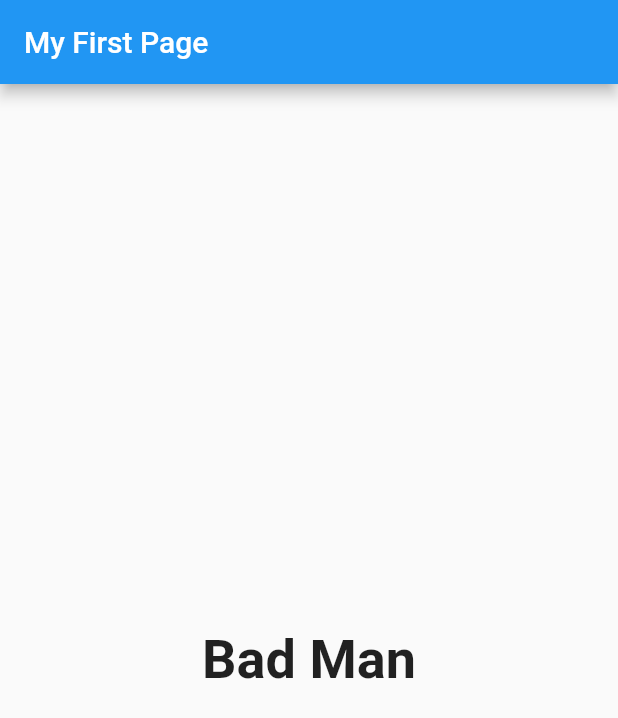
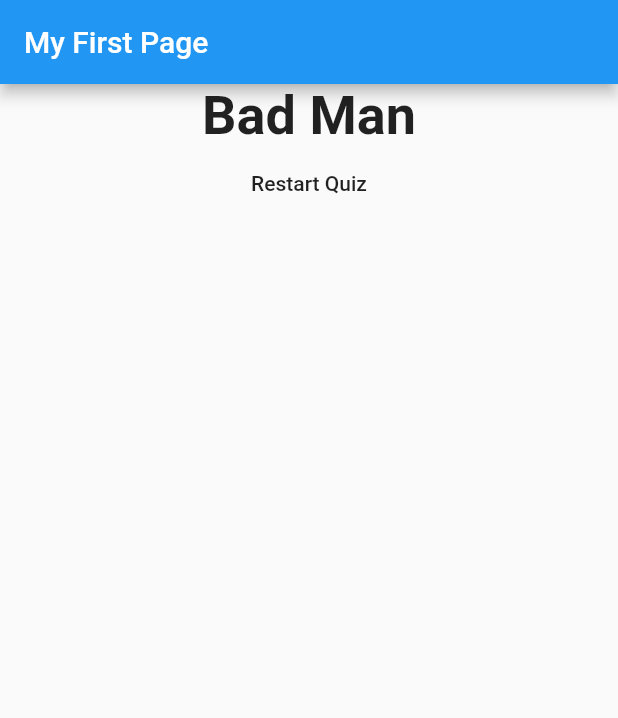
Before and after one commit to KaanHGunay/flutterLearning, a Flutter app: the screen it shows after launch, after a tap on "Black", after a tap on "Dog", after a tap on "We", on a phone screen of 412 x 824 dp. Shown: the top 718 px of the screen. Run offline on Flutter 3.47's test engine with Material 2 defaults, Android fonts, the phone set to English and light mode, and no system bars.

Commit message:
Reset Quiz

```diff
--- a/lib/main.dart
+++ b/lib/main.dart
@@ -43,6 +43,13 @@ class _MyAppState extends State<MyApp> {
   int _questionIndex = 0;
   int _totalScore = 0;
 
+  void _resetQuiz(){
+    setState(() {
+      this._questionIndex = 0;
+      this._totalScore = 0;
+    });
+  }
+
   void _answerQuestion(int score) {
 
     _totalScore += score;
@@ -63,7 +70,7 @@ class _MyAppState extends State<MyApp> {
                 questions: this.questions,
                 questionIndex: this._questionIndex,
                 answerQuestion: this._answerQuestion)
-          : Result(_totalScore),
+            : Result(_totalScore, this._resetQuiz),
     ));
   }
 }
--- a/lib/result.dart
+++ b/lib/result.dart
@@ -2,8 +2,9 @@ import 'package:flutter/material.dart';
 
 class Result extends StatelessWidget {
   final int resultScore;
+  final Function resetQuiz;
 
-  Result(this.resultScore);
+  Result(this.resultScore, this.resetQuiz);
 
   String get resultPhrase {
     String resultText;
@@ -23,12 +24,19 @@ class Result extends StatelessWidget {
 
   @override
   Widget build(BuildContext context) {
-    return Center(
-      child: Text(
-        resultPhrase,
-        style: TextStyle(fontSize: 36, fontWeight: FontWeight.bold),
-        textAlign: TextAlign.center,
-      ),
+    return Column(
+      children: <Widget>[
+        Center(
+            child: Text(
+          resultPhrase,
+          style: TextStyle(fontSize: 36, fontWeight: FontWeight.bold),
+          textAlign: TextAlign.center,
+        )),
+        FlatButton(
+          child: Text('Restart Quiz'),
+          onPressed: resetQuiz,
+        )
+      ],
     );
   }
 }
```
Lines whose indentation alone changed are shown as unchanged.
